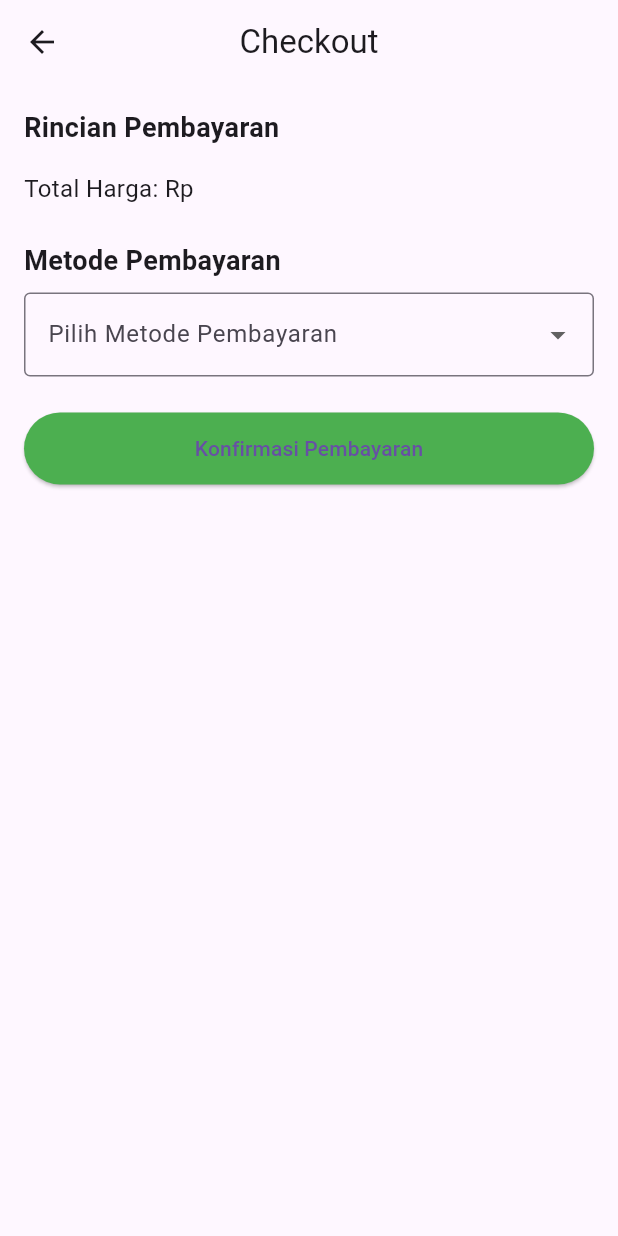
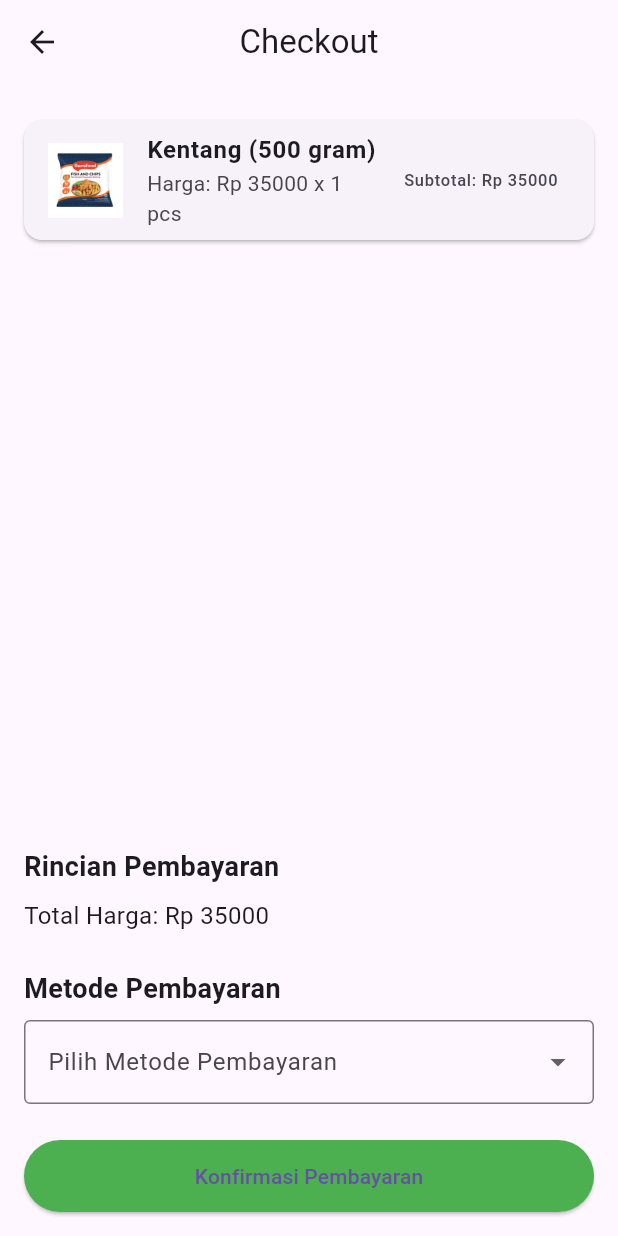
Before and after one commit to alrazak/flutter-frozen-app, a Flutter app: the DetailScreen screen opened directly with sample values from the repository, scrolled down 294 dp, after a tap on "Beli Sekarang", on a phone screen of 412 x 824 dp. Run offline on Flutter 3.47's test engine with Material 3 defaults, Android fonts, the phone set to English and light mode, and no system bars; our stand-ins replace font_awesome_flutter; network calls fail.

Commit message:
add: cartItems product checkout

```diff
--- a/lib/checkout/checkout_page.dart
+++ b/lib/checkout/checkout_page.dart
@@ -1,6 +1,10 @@
 import 'package:flutter/material.dart';
+import 'package:frozen_app/model/data_product.dart';
 
 class CheckoutPage extends StatelessWidget {
+  final List<DataProduct> cartItems;
+
+  const CheckoutPage({Key? key, required this.cartItems}) : super(key: key);
 
   @override
   Widget build(BuildContext context) {
@@ -14,10 +18,35 @@ class CheckoutPage extends StatelessWidget {
         child: Column(
           crossAxisAlignment: CrossAxisAlignment.stretch,
           children: [
+            // List Produk di Keranjang
+            Expanded(
+              child: ListView.builder(
+                itemCount: cartItems.length,
+                itemBuilder: (context, index) {
+                  final item = cartItems[index];
+                  return Card(
+                    margin: const EdgeInsets.symmetric(vertical: 8.0),
+                    child: ListTile(
+                      leading: item.imageAsset.startsWith('http')
+                          ? Image.network(item.imageAsset, width: 50, height: 50, fit: BoxFit.cover)
+                          : Image.asset(item.imageAsset, width: 50, height: 50, fit: BoxFit.cover),
+                      title: Text(item.name, style: TextStyle(fontWeight: FontWeight.bold)),
+                      subtitle: Text('Harga: ${item.price} x ${item.quantity} pcs'),
+                      trailing: Text(
+                        'Subtotal: Rp ${(int.parse(item.price.replaceAll('Rp ', '').replaceAll(',', '')) * item.quantity)}',
+                      ),
+                    ),
+                  );
+                },
+              ),
+            ),
+
+            SizedBox(height: 16.0),
+
             // Rincian Pembayaran
             Text('Rincian Pembayaran', style: TextStyle(fontSize: 18.0, fontWeight: FontWeight.bold)),
-            SizedBox(height: 16.0),
-            Text('Total Harga: Rp ', style: TextStyle(fontSize: 16.0)),
+            SizedBox(height: 8.0),
+            Text('Total Harga: Rp ${_calculateTotal(cartItems)}', style: TextStyle(fontSize: 16.0)),
 
             SizedBox(height: 24.0),
 
@@ -48,7 +77,7 @@ class CheckoutPage extends StatelessWidget {
                   context: context,
                   builder: (context) => AlertDialog(
                     title: Text('Pembayaran Berhasil'),
-                    content: Text('Pembayaran Anda berhasil dilakukan dengan total Rp '),
+                    content: Text('Pembayaran Anda berhasil dilakukan dengan total Rp ${_calculateTotal(cartItems)}'),
                     actions: <Widget>[
                       TextButton(
                         child: Text('OK'),
@@ -71,4 +100,13 @@ class CheckoutPage extends StatelessWidget {
       ),
     );
   }
+
+  // Fungsi untuk menghitung total harga
+  int _calculateTotal(List<DataProduct> items) {
+    return items.fold(
+      0,
+          (total, item) =>
+      total + (int.parse(item.price.replaceAll('Rp ', '').replaceAll(',', '')) * item.quantity),
+    );
+  }
 }
--- a/lib/detail_screen.dart
+++ b/lib/detail_screen.dart
@@ -213,7 +213,7 @@ class _DetailScreenState extends State<DetailScreen> {
                           Navigator.push(
                             context,
                             MaterialPageRoute(
-                              builder: (context) => CheckoutPage(),
+                              builder: (context) => CheckoutPage(cartItems: [widget.place]),
                             ),
                           );
                         },
--- a/lib/home_screen.dart
+++ b/lib/home_screen.dart
@@ -55,7 +55,7 @@ class HomeScreen extends StatelessWidget {
               Navigator.push(
                 context,
                 MaterialPageRoute(
-                  builder: (context) => CheckoutPage(),
+                  builder: (context) => CheckoutPage(cartItems: []),
                 ),
               );
             },
--- a/lib/model/data_product.dart
+++ b/lib/model/data_product.dart
@@ -5,6 +5,7 @@ class DataProduct {
   String nutritionalContent;
   String imageAsset;
   List<String> imageUrls;
+  int quantity;
 
   DataProduct({
     required this.name,
@@ -13,13 +14,14 @@ class DataProduct {
     required this.nutritionalContent,
     required this.imageAsset,
     required this.imageUrls,
+    this.quantity = 1,
   });
 }
 
 var dataProductList = [
   DataProduct(
     name: 'Kentang (500 gram)',
-    price: 'Rp 35.000',
+    price: 'Rp 35000',
     description: 'Kentang siap masak dengan potongan french fries atau wedges. Sudah dibumbui ringan, sehingga mudah disiapkan untuk camilan atau pendamping steak. Nikmati dengan saus favoritmu!',
     nutritionalContent: 'Kentang mengandung 120 kalori per 100 gram, membuatnya menjadi camilan ringan yang cocok untuk semua usia. Kandungan protein sebesar 2 gram membantu melengkapi kebutuhan harian, sementara lemak sebesar 3 gram memberikan tekstur renyah setelah digoreng. Dengan 22 gram karbohidrat, kentang ini menjadi sumber energi yang baik, dan sodium sebesar 200 mg memberikan rasa gurih yang seimbang.',
     imageAsset: 'assets/images/potato.jpg',
@@ -31,7 +33,7 @@ var dataProductList = [
   ),
   DataProduct(
     name: 'Chikuwa (250 gram)',
-    price: 'Rp 30.000',
+    price: 'Rp 30000',
     description: 'Chikuwa adalah camilan tradisional Jepang berbentuk tabung, terbuat dari adonan ikan yang dihaluskan dan dimasak hingga matang. Memiliki tekstur kenyal dengan rasa gurih. Cocok sebagai pelengkap sup, gorengan, atau hidangan tumis.',
     nutritionalContent: 'Chikuwa mengandung 140 kalori per 100 gram, dengan 12 gram protein yang baik untuk membantu memperbaiki jaringan tubuh. Kandungan lemaknya yang rendah, hanya 2 gram, membuatnya menjadi pilihan camilan sehat. Selain itu, terdapat 19 gram karbohidrat sebagai sumber energi, dan sodium sebanyak 800 mg yang memberikan rasa gurih tanpa memerlukan banyak tambahan bumbu.',
     imageAsset: 'assets/images/chikua.jpg',
@@ -43,7 +45,7 @@ var dataProductList = [
   ),
   DataProduct(
     name: 'Kanzler (300 gram)',
-    price: 'Rp 55.000',
+    price: 'Rp 55000',
     description: 'Kanzler berbahan dasar daging sapi berkualitas dengan bumbu khas Eropa. Memiliki tekstur lembut dan rasa otentik. Varian populer termasuk bratwurst dan cheese sausage. Nikmati dengan dipanggang, digoreng, atau sebagai isian sandwich.',
     nutritionalContent: 'Kanzler memiliki 260 kalori per 100 gram, cocok sebagai pilihan untuk menu utama. Dengan 10 gram protein, sosis ini menjadi sumber protein hewani yang baik. Kandungan lemaknya sebesar 22 gram memberikan rasa gurih yang kaya, sementara kandungan karbohidratnya yang rendah, hanya 4 gram, cocok untuk diet rendah karbohidrat. Sodium sebanyak 700 mg melengkapi cita rasa khasnya.',
     imageAsset: 'assets/images/kanzler.jpg',
@@ -55,7 +57,7 @@ var dataProductList = [
   ),
   DataProduct(
     name: 'Sosis (250 gram)',
-    price: 'Rp 30.000',
+    price: 'Rp 30000',
     description: 'Sosis ayam atau sapi dengan ukuran kecil hingga sedang, praktis untuk sarapan, bekal anak, atau menu masakan. Bisa digoreng, direbus, atau dipanggang sesuai selera.',
     nutritionalContent: 'Sosis mengandung 150 kalori per 100 gram, menjadikannya camilan praktis dengan kalori yang pas. Dengan kandungan protein sebesar 9 gram, sosis ini dapat membantu memenuhi kebutuhan harian. Lemaknya sebesar 11 gram memberikan rasa yang lezat, sedangkan karbohidratnya hanya 4 gram, menjadikannya cocok untuk diet rendah karbohidrat. Sodium sebanyak 450 mg menambahkan rasa yang pas tanpa membuatnya terlalu asin.',
     imageAsset: 'assets/images/sosis.jpg',
```
